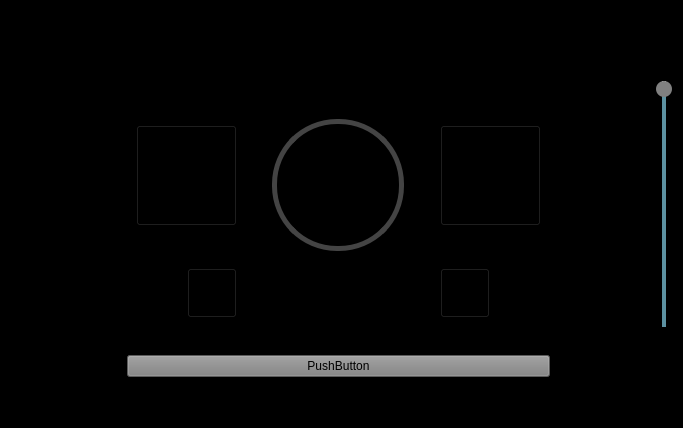
Above: src/ViewLayer/SongPlayerUi.ui from UCSolarCarTeam/Epsilon-Onboard-Media-Control before the change. Below: the same form after it.
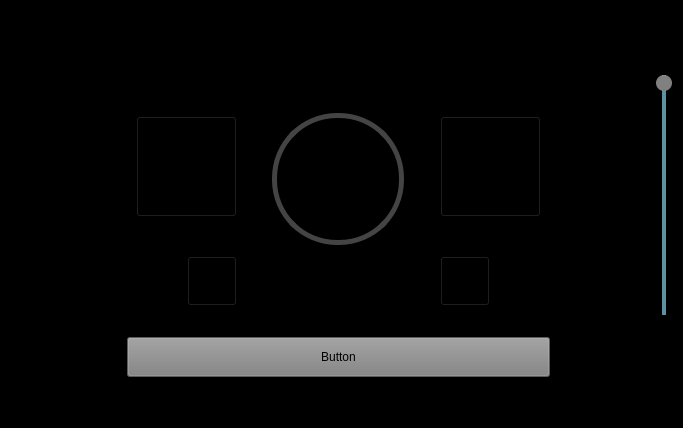
That is the form after the change. Icons and pictures are not drawn.

```diff
--- a/src/ViewLayer/SongPlayerUi.ui
+++ b/src/ViewLayer/SongPlayerUi.ui
@@ -441,6 +441,130 @@
      </layout>
     </widget>
    </item>
+   <item row="6" column="7">
+    <spacer name="verticalSpacer">
+     <property name="orientation">
+      <enum>Qt::Vertical</enum>
+     </property>
+     <property name="sizeHint" stdset="0">
+      <size>
+       <width>20</width>
+       <height>40</height>
+      </size>
+     </property>
+    </spacer>
+   </item>
+   <item row="5" column="8">
+    <spacer name="horizontalSpacer">
+     <property name="orientation">
+      <enum>Qt::Horizontal</enum>
+     </property>
+     <property name="sizeType">
+      <enum>QSizePolicy::Expanding</enum>
+     </property>
+     <property name="sizeHint" stdset="0">
+      <size>
+       <width>40</width>
+       <height>20</height>
+      </size>
+     </property>
+    </spacer>
+   </item>
+   <item row="9" column="7">
+    <spacer name="verticalSpacer_4">
+     <property name="orientation">
+      <enum>Qt::Vertical</enum>
+     </property>
+     <property name="sizeType">
+      <enum>QSizePolicy::Fixed</enum>
+     </property>
+     <property name="sizeHint" stdset="0">
+      <size>
+       <width>20</width>
+       <height>40</height>
+      </size>
+     </property>
+    </spacer>
+   </item>
+   <item row="3" column="7">
+    <spacer name="verticalSpacer_2">
+     <property name="orientation">
+      <enum>Qt::Vertical</enum>
+     </property>
+     <property name="sizeHint" stdset="0">
+      <size>
+       <width>20</width>
+       <height>40</height>
+      </size>
+     </property>
+    </spacer>
+   </item>
+   <item row="2" column="7" alignment="Qt::AlignHCenter">
+    <widget class="QLabel" name="infoLabel">
+     <property name="enabled">
+      <bool>true</bool>
+     </property>
+     <property name="sizePolicy">
+      <sizepolicy hsizetype="Fixed" vsizetype="Preferred">
+       <horstretch>0</horstretch>
+       <verstretch>0</verstretch>
+      </sizepolicy>
+     </property>
+     <property name="minimumSize">
+      <size>
+       <width>0</width>
+       <height>26</height>
+      </size>
+     </property>
+     <property name="font">
+      <font>
+       <family>Nimbus Sans L</family>
+       <pointsize>16</pointsize>
+      </font>
+     </property>
+     <property name="styleSheet">
+      <string notr="true">color: white</string>
+     </property>
+     <property name="text">
+      <string/>
+     </property>
+     <property name="alignment">
+      <set>Qt::AlignLeading|Qt::AlignLeft|Qt::AlignVCenter</set>
+     </property>
+    </widget>
+   </item>
+   <item row="0" column="7">
+    <spacer name="verticalSpacer_3">
+     <property name="orientation">
+      <enum>Qt::Vertical</enum>
+     </property>
+     <property name="sizeType">
+      <enum>QSizePolicy::Fixed</enum>
+     </property>
+     <property name="sizeHint" stdset="0">
+      <size>
+       <width>20</width>
+       <height>16</height>
+      </size>
+     </property>
+    </spacer>
+   </item>
+   <item row="5" column="0">
+    <spacer name="horizontalSpacer_2">
+     <property name="orientation">
+      <enum>Qt::Horizontal</enum>
+     </property>
+     <property name="sizeType">
+      <enum>QSizePolicy::Minimum</enum>
+     </property>
+     <property name="sizeHint" stdset="0">
+      <size>
+       <width>16</width>
+       <height>20</height>
+      </size>
+     </property>
+    </spacer>
+   </item>
    <item row="5" column="9">
     <widget class="QSlider" name="volumeControl">
      <property name="sizePolicy">
@@ -485,29 +609,35 @@
      </property>
     </widget>
    </item>
-   <item row="5" column="0">
-    <spacer name="horizontalSpacer_2">
+   <item row="5" column="1">
+    <spacer name="horizontalSpacer_3">
      <property name="orientation">
       <enum>Qt::Horizontal</enum>
      </property>
      <property name="sizeType">
-      <enum>QSizePolicy::Minimum</enum>
+      <enum>QSizePolicy::Expanding</enum>
      </property>
      <property name="sizeHint" stdset="0">
       <size>
-       <width>16</width>
+       <width>40</width>
        <height>20</height>
       </size>
      </property>
     </spacer>
    </item>
-   <item row="7" column="7">
+   <item row="8" column="7">
     <widget class="QPushButton" name="playerToList">
+     <property name="sizePolicy">
+      <sizepolicy hsizetype="Minimum" vsizetype="Minimum">
+       <horstretch>0</horstretch>
+       <verstretch>0</verstretch>
+      </sizepolicy>
+     </property>
      <property name="styleSheet">
       <string notr="true">background-color:grey;</string>
      </property>
      <property name="text">
-      <string>PushButton</string>
+      <string>Button</string>
      </property>
     </widget>
    </item>
```
Left out of the diff: 2 changed lines with no effect on the pictures.
